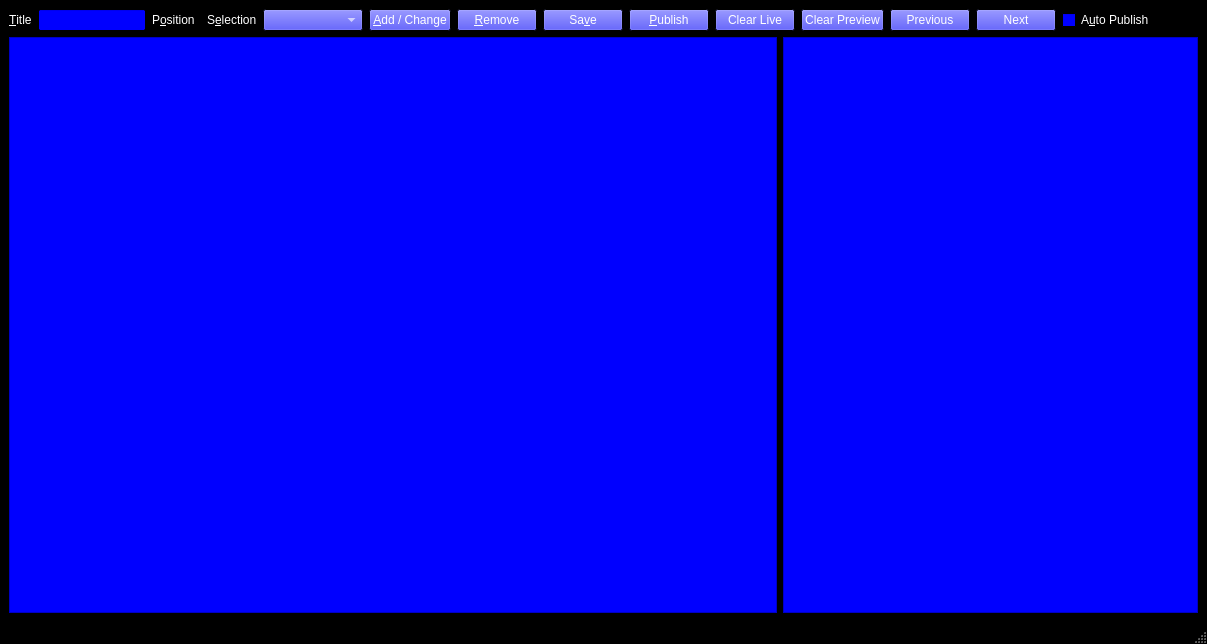
derlucas/4.48_psychosis, file texter/texter/texter.ui: the form before one commit.
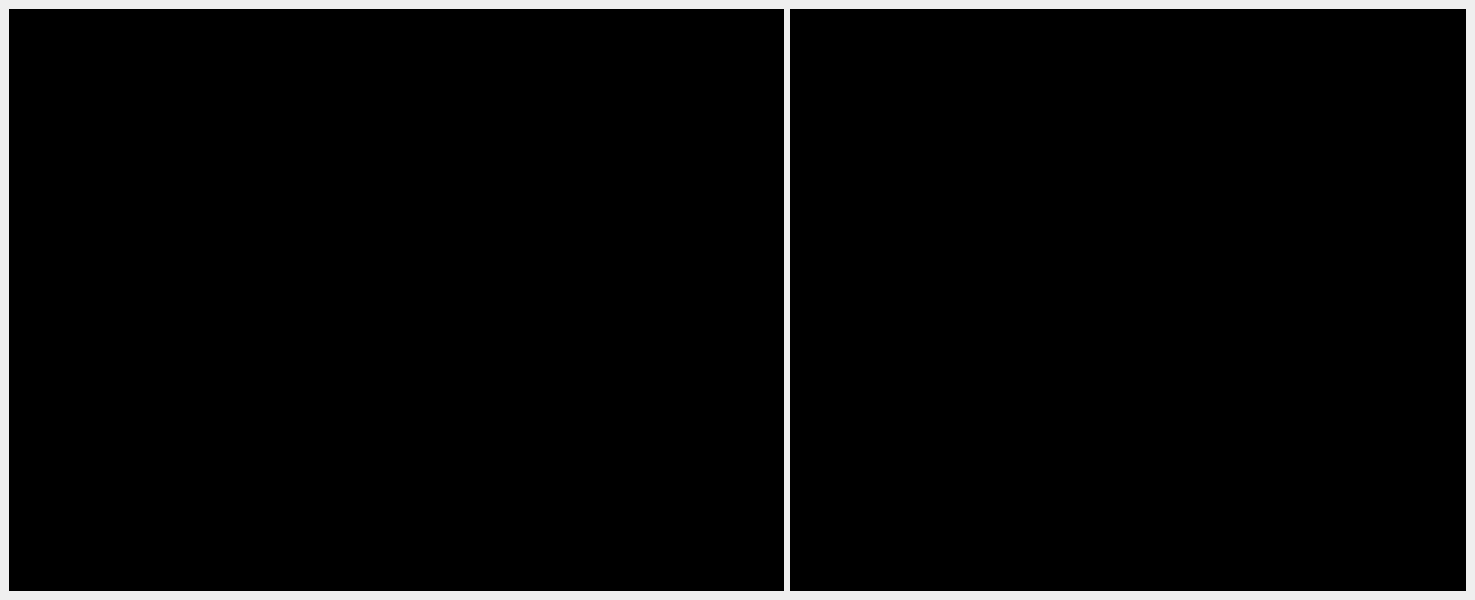
The form after the commit. Icons and pictures are not drawn. Custom widgets are drawn as their Qt base class.

Patch:
```diff
--- a/texter/texter/texter.ui
+++ b/texter/texter/texter.ui
@@ -6,67 +6,13 @@
    <rect>
     <x>0</x>
     <y>0</y>
-    <width>1207</width>
-    <height>634</height>
+    <width>1475</width>
+    <height>592</height>
    </rect>
   </property>
   <property name="palette">
    <palette>
     <active>
-     <colorrole role="WindowText">
-      <brush brushstyle="SolidPattern">
-       <color alpha="255">
-        <red>255</red>
-        <green>255</green>
-        <blue>255</blue>
-       </color>
-      </brush>
-     </colorrole>
-     <colorrole role="Button">
-      <brush brushstyle="SolidPattern">
-       <color alpha="255">
-        <red>0</red>
-        <green>0</green>
-        <blue>255</blue>
-       </color>
-      </brush>
-     </colorrole>
-     <colorrole role="Light">
-      <brush brushstyle="SolidPattern">
-       <color alpha="255">
-        <red>0</red>
-        <green>0</green>
-        <blue>0</blue>
-       </color>
-      </brush>
-     </colorrole>
-     <colorrole role="Midlight">
-      <brush brushstyle="SolidPattern">
-       <color alpha="255">
-        <red>0</red>
-        <green>0</green>
-        <blue>0</blue>
-       </color>
-      </brush>
-     </colorrole>
-     <colorrole role="Dark">
-      <brush brushstyle="SolidPattern">
-       <color alpha="255">
-        <red>0</red>
-        <green>0</green>
-        <blue>0</blue>
-       </color>
-      </brush>
-     </colorrole>
-     <colorrole role="Mid">
-      <brush brushstyle="SolidPattern">
-       <color alpha="255">
-        <red>0</red>
-        <green>0</green>
-        <blue>0</blue>
-       </color>
-      </brush>
-     </colorrole>
      <colorrole role="Text">
       <brush brushstyle="SolidPattern">
        <color alpha="255">
@@ -76,70 +22,7 @@
        </color>
       </brush>
      </colorrole>
-     <colorrole role="BrightText">
-      <brush brushstyle="SolidPattern">
-       <color alpha="255">
-        <red>255</red>
-        <green>255</green>
-        <blue>255</blue>
-       </color>
-      </brush>
-     </colorrole>
-     <colorrole role="ButtonText">
-      <brush brushstyle="SolidPattern">
-       <color alpha="255">
-        <red>255</red>
-        <green>255</green>
-        <blue>255</blue>
-       </color>
-      </brush>
-     </colorrole>
      <colorrole role="Base">
-      <brush brushstyle="SolidPattern">
-       <color alpha="255">
-        <red>0</red>
-        <green>0</green>
-        <blue>255</blue>
-       </color>
-      </brush>
-     </colorrole>
-     <colorrole role="Window">
-      <brush brushstyle="SolidPattern">
-       <color alpha="255">
-        <red>0</red>
-        <green>0</green>
-        <blue>0</blue>
-       </color>
-      </brush>
-     </colorrole>
-     <colorrole role="Shadow">
-      <brush brushstyle="SolidPattern">
-       <color alpha="255">
-        <red>0</red>
-        <green>0</green>
-        <blue>0</blue>
-       </color>
-      </brush>
-     </colorrole>
-     <colorrole role="AlternateBase">
-      <brush brushstyle="SolidPattern">
-       <color alpha="255">
-        <red>0</red>
-        <green>0</green>
-        <blue>0</blue>
-       </color>
-      </brush>
-     </colorrole>
-     <colorrole role="ToolTipBase">
-      <brush brushstyle="SolidPattern">
-       <color alpha="255">
-        <red>255</red>
-        <green>255</green>
-        <blue>220</blue>
-       </color>
-      </brush>
-     </colorrole>
-     <colorrole role="ToolTipText">
       <brush brushstyle="SolidPattern">
        <color alpha="255">
         <red>0</red>
@@ -150,60 +33,6 @@
      </colorrole>
     </active>
     <inactive>
-     <colorrole role="WindowText">
-      <brush brushstyle="SolidPattern">
-       <color alpha="255">
-        <red>255</red>
-        <green>255</green>
-        <blue>255</blue>
-       </color>
-      </brush>
-     </colorrole>
-     <colorrole role="Button">
-      <brush brushstyle="SolidPattern">
-       <color alpha="255">
-        <red>0</red>
-        <green>0</green>
-        <blue>255</blue>
-       </color>
-      </brush>
-     </colorrole>
-     <colorrole role="Light">
-      <brush brushstyle="SolidPattern">
-       <color alpha="255">
-        <red>0</red>
-        <green>0</green>
-        <blue>0</blue>
-       </color>
-      </brush>
-     </colorrole>
-     <colorrole role="Midlight">
-      <brush brushstyle="SolidPattern">
-       <color alpha="255">
-        <red>0</red>
-        <green>0</green>
-        <blue>0</blue>
-       </color>
-      </brush>
-     </colorrole>
-     <colorrole role="Dark">
-      <brush brushstyle="SolidPattern">
-       <color alpha="255">
-        <red>0</red>
-        <green>0</green>
-        <blue>0</blue>
-       </color>
-      </brush>
-     </colorrole>
-     <colorrole role="Mid">
-      <brush brushstyle="SolidPattern">
-       <color alpha="255">
-        <red>0</red>
-        <green>0</green>
-        <blue>0</blue>
-       </color>
-      </brush>
-     </colorrole>
      <colorrole role="Text">
       <brush brushstyle="SolidPattern">
        <color alpha="255">
@@ -213,70 +42,7 @@
        </color>
       </brush>
      </colorrole>
-     <colorrole role="BrightText">
-      <brush brushstyle="SolidPattern">
-       <color alpha="255">
-        <red>255</red>
-        <green>255</green>
-        <blue>255</blue>
-       </color>
-      </brush>
-     </colorrole>
-     <colorrole role="ButtonText">
-      <brush brushstyle="SolidPattern">
-       <color alpha="255">
-        <red>255</red>
-        <green>255</green>
-        <blue>255</blue>
-       </color>
-      </brush>
-     </colorrole>
      <colorrole role="Base">
-      <brush brushstyle="SolidPattern">
-       <color alpha="255">
-        <red>0</red>
-        <green>0</green>
-        <blue>255</blue>
-       </color>
-      </brush>
-     </colorrole>
-     <colorrole role="Window">
-      <brush brushstyle="SolidPattern">
-       <color alpha="255">
-        <red>0</red>
-        <green>0</green>
-        <blue>0</blue>
-       </color>
-      </brush>
-     </colorrole>
-     <colorrole role="Shadow">
-      <brush brushstyle="SolidPattern">
-       <color alpha="255">
-        <red>0</red>
-        <green>0</green>
-        <blue>0</blue>
-       </color>
-      </brush>
-     </colorrole>
-     <colorrole role="AlternateBase">
-      <brush brushstyle="SolidPattern">
-       <color alpha="255">
-        <red>0</red>
-        <green>0</green>
-        <blue>0</blue>
-       </color>
-      </brush>
-     </colorrole>
-     <colorrole role="ToolTipBase">
-      <brush brushstyle="SolidPattern">
-       <color alpha="255">
-        <red>255</red>
-        <green>255</green>
-        <blue>220</blue>
-       </color>
-      </brush>
-     </colorrole>
-     <colorrole role="ToolTipText">
       <brush brushstyle="SolidPattern">
        <color alpha="255">
         <red>0</red>
@@ -287,338 +53,63 @@
      </colorrole>
     </inactive>
     <disabled>
-     <colorrole role="WindowText">
-      <brush brushstyle="SolidPattern">
-       <color alpha="255">
-        <red>0</red>
-        <green>0</green>
-        <blue>0</blue>
-       </color>
-      </brush>
-     </colorrole>
-     <colorrole role="Button">
-      <brush brushstyle="SolidPattern">
-       <color alpha="255">
-        <red>0</red>
-        <green>0</green>
-        <blue>255</blue>
-       </color>
-      </brush>
-     </colorrole>
-     <colorrole role="Light">
-      <brush brushstyle="SolidPattern">
-       <color alpha="255">
-        <red>0</red>
-        <green>0</green>
-        <blue>0</blue>
-       </color>
-      </brush>
-     </colorrole>
-     <colorrole role="Midlight">
-      <brush brushstyle="SolidPattern">
-       <color alpha="255">
-        <red>0</red>
-        <green>0</green>
-        <blue>0</blue>
-       </color>
-      </brush>
-     </colorrole>
-     <colorrole role="Dark">
-      <brush brushstyle="SolidPattern">
-       <color alpha="255">
-        <red>0</red>
-        <green>0</green>
-        <blue>0</blue>
-       </color>
-      </brush>
-     </colorrole>
-     <colorrole role="Mid">
-      <brush brushstyle="SolidPattern">
-       <color alpha="255">
-        <red>0</red>
-        <green>0</green>
-        <blue>0</blue>
-       </color>
-      </brush>
-     </colorrole>
      <colorrole role="Text">
       <brush brushstyle="SolidPattern">
        <color alpha="255">
-        <red>0</red>
-        <green>0</green>
-        <blue>0</blue>
-       </color>
-      </brush>
-     </colorrole>
-     <colorrole role="BrightText">
-      <brush brushstyle="SolidPattern">
-       <color alpha="255">
-        <red>255</red>
-        <green>255</green>
-        <blue>255</blue>
-       </color>
-      </brush>
-     </colorrole>
-     <colorrole role="ButtonText">
-      <brush brushstyle="SolidPattern">
-       <color alpha="255">
-        <red>0</red>
-        <green>0</green>
-        <blue>0</blue>
+        <red>169</red>
+        <green>167</green>
+        <blue>167</blue>
        </color>
       </brush>
      </colorrole>
      <colorrole role="Base">
       <brush brushstyle="SolidPattern">
        <color alpha="255">
-        <red>0</red>
-        <green>0</green>
-        <blue>0</blue>
-       </color>
-      </brush>
-     </colorrole>
-     <colorrole role="Window">
-      <brush brushstyle="SolidPattern">
-       <color alpha="255">
-        <red>0</red>
-        <green>0</green>
-        <blue>0</blue>
-       </color>
-      </brush>
-     </colorrole>
-     <colorrole role="Shadow">
-      <brush brushstyle="SolidPattern">
-       <color alpha="255">
-        <red>0</red>
-        <green>0</green>
-        <blue>0</blue>
-       </color>
-      </brush>
-     </colorrole>
-     <colorrole role="AlternateBase">
-      <brush brushstyle="SolidPattern">
-       <color alpha="255">
-        <red>0</red>
-        <green>0</green>
-        <blue>0</blue>
-       </color>
-      </brush>
-     </colorrole>
-     <colorrole role="ToolTipBase">
-      <brush brushstyle="SolidPattern">
-       <color alpha="255">
-        <red>255</red>
-        <green>255</green>
-        <blue>220</blue>
-       </color>
-      </brush>
-     </colorrole>
-     <colorrole role="ToolTipText">
-      <brush brushstyle="SolidPattern">
-       <color alpha="255">
-        <red>0</red>
-        <green>0</green>
-        <blue>0</blue>
+        <red>244</red>
+        <green>244</green>
+        <blue>244</blue>
        </color>
       </brush>
      </colorrole>
     </disabled>
    </palette>
   </property>
+  <property name="font">
+   <font>
+    <family>Helvetica</family>
+    <pointsize>7</pointsize>
+   </font>
+  </property>
   <property name="windowTitle">
    <string>4.48 Texter</string>
   </property>
   <widget class="QWidget" name="centralwidget">
    <layout class="QVBoxLayout" name="verticalLayout">
-    <item>
-     <layout class="QHBoxLayout" name="horizontalLayout_2">
-      <item>
-       <widget class="QLabel" name="label">
-        <property name="text">
-         <string>&amp;Title</string>
-        </property>
-        <property name="buddy">
-         <cstring>item_title</cstring>
-        </property>
-       </widget>
-      </item>
-      <item>
-       <widget class="QLineEdit" name="item_title">
-        <property name="minimumSize">
-         <size>
-          <width>100</width>
-          <height>0</height>
-         </size>
-        </property>
-       </widget>
-      </item>
-      <item>
-       <widget class="QLabel" name="label_2">
-        <property name="text">
-         <string>P&amp;osition</string>
-        </property>
-        <property name="buddy">
-         <cstring>item_position_input</cstring>
-        </property>
-       </widget>
-      </item>
-      <item>
-       <widget class="KIntNumInput" name="item_position_input">
-        <property name="maximumSize">
-         <size>
-          <width>50</width>
-          <height>16777215</height>
-         </size>
-        </property>
-       </widget>
-      </item>
-      <item>
-       <widget class="QLabel" name="label_3">
-        <property name="text">
-         <string>S&amp;election</string>
-        </property>
-        <property name="buddy">
-         <cstring>edit_item_selection</cstring>
-        </property>
-       </widget>
-      </item>
-      <item>
-       <widget class="QComboBox" name="edit_item_selection">
-        <property name="minimumSize">
-         <size>
-          <width>100</width>
-          <height>0</height>
-         </size>
-        </property>
-       </widget>
-      </item>
-      <item>
-       <widget class="QPushButton" name="add_button">
-        <property name="text">
-         <string>&amp;Add / Change</string>
-        </property>
-       </widget>
-      </item>
-      <item>
-       <widget class="QPushButton" name="remove_item_button">
-        <property name="text">
-         <string>&amp;Remove</string>
-        </property>
-       </widget>
-      </item>
-      <item>
-       <widget class="QPushButton" name="save_button">
-        <property name="text">
-         <string>Sa&amp;ve</string>
-        </property>
-       </widget>
-      </item>
-      <item>
-       <widget class="QPushButton" name="publish_button">
-        <property name="text">
-         <string>&amp;Publish</string>
-        </property>
-        <property name="checkable">
-         <bool>false</bool>
-        </property>
-       </widget>
-      </item>
-      <item>
-       <widget class="QPushButton" name="clear_live_button">
-        <property name="text">
-         <string>Clear Live</string>
-        </property>
-       </widget>
-      </item>
-      <item>
-       <widget class="QPushButton" name="clear_preview_button">
-        <property name="text">
-         <string>Clear Preview</string>
-        </property>
-       </widget>
-      </item>
-      <item>
-       <widget class="QPushButton" name="previous_button">
-        <property name="text">
-         <string>Previous</string>
-        </property>
-       </widget>
-      </item>
-      <item>
-       <widget class="QPushButton" name="next_button">
-        <property name="text">
-         <string>Next</string>
-        </property>
-        <property name="shortcut">
-         <string comment=" "/>
-        </property>
-       </widget>
-      </item>
-      <item>
-       <widget class="QCheckBox" name="auto_publish_checkbox">
-        <property name="text">
-         <string>A&amp;uto Publish</string>
-        </property>
-       </widget>
-      </item>
-      <item>
-       <spacer name="horizontalSpacer">
-        <property name="orientation">
-         <enum>Qt::Horizontal</enum>
-        </property>
-        <property name="sizeHint" stdset="0">
-         <size>
-          <width>40</width>
-          <height>20</height>
-         </size>
-        </property>
-       </spacer>
-      </item>
-     </layout>
-    </item>
     <item>
      <layout class="QHBoxLayout" name="horizontalLayout">
       <item>
        <widget class="KRichTextWidget" name="live_text">
         <property name="minimumSize">
          <size>
-          <width>768</width>
-          <height>576</height>
+          <width>775</width>
+          <height>582</height>
          </size>
         </property>
         <property name="maximumSize">
          <size>
-          <width>768</width>
-          <height>576</height>
+          <width>775</width>
+          <height>582</height>
          </size>
         </property>
         <property name="palette">
          <palette>
           <active>
-           <colorrole role="WindowText">
-            <brush brushstyle="SolidPattern">
-             <color alpha="255">
-              <red>255</red>
-              <green>255</green>
-              <blue>255</blue>
-             </color>
-            </brush>
-           </colorrole>
-           <colorrole role="Text">
-            <brush brushstyle="SolidPattern">
-             <color alpha="255">
-              <red>255</red>
-              <green>255</green>
-              <blue>255</blue>
-             </color>
-            </brush>
-           </colorrole>
            <colorrole role="Base">
             <brush brushstyle="SolidPattern">
              <color alpha="255">
               <red>0</red>
               <green>0</green>
-              <blue>255</blue>
+              <blue>0</blue>
              </color>
             </brush>
            </colorrole>
@@ -627,36 +118,36 @@
              <color alpha="255">
               <red>0</red>
               <green>0</green>
+              <blue>0</blue>
+             </color>
+            </brush>
+           </colorrole>
+           <colorrole role="Highlight">
+            <brush brushstyle="SolidPattern">
+             <color alpha="255">
+              <red>0</red>
+              <green>0</green>
+              <blue>0</blue>
+             </color>
+            </brush>
+           </colorrole>
+           <colorrole role="Link">
+            <brush brushstyle="SolidPattern">
+             <color alpha="255">
+              <red>255</red>
+              <green>255</green>
               <blue>255</blue>
              </color>
             </brush>
            </colorrole>
           </active>
           <inactive>
-           <colorrole role="WindowText">
-            <brush brushstyle="SolidPattern">
-             <color alpha="255">
-              <red>255</red>
-              <green>255</green>
-              <blue>255</blue>
-             </color>
-            </brush>
-           </colorrole>
-           <colorrole role="Text">
-            <brush brushstyle="SolidPattern">
-             <color alpha="255">
-              <red>255</red>
-              <green>255</green>
-              <blue>255</blue>
-             </color>
-            </brush>
-           </colorrole>
            <colorrole role="Base">
             <brush brushstyle="SolidPattern">
              <color alpha="255">
               <red>0</red>
               <green>0</green>
-              <blue>255</blue>
+              <blue>0</blue>
              </color>
             </brush>
            </colorrole>
@@ -665,36 +156,36 @@
              <color alpha="255">
               <red>0</red>
               <green>0</green>
+              <blue>0</blue>
+             </color>
+            </brush>
+           </colorrole>
+           <colorrole role="Highlight">
+            <brush brushstyle="SolidPattern">
+             <color alpha="255">
+              <red>0</red>
+              <green>0</green>
+              <blue>0</blue>
+             </color>
+            </brush>
+           </colorrole>
+           <colorrole role="Link">
+            <brush brushstyle="SolidPattern">
+             <color alpha="255">
+              <red>255</red>
+              <green>255</green>
               <blue>255</blue>
              </color>
             </brush>
            </colorrole>
           </inactive>
           <disabled>
-           <colorrole role="WindowText">
-            <brush brushstyle="SolidPattern">
-             <color alpha="255">
-              <red>128</red>
-              <green>125</green>
-              <blue>123</blue>
-             </color>
-            </brush>
-           </colorrole>
-           <colorrole role="Text">
-            <brush brushstyle="SolidPattern">
-             <color alpha="255">
-              <red>128</red>
-              <green>125</green>
-              <blue>123</blue>
-             </color>
-            </brush>
-           </colorrole>
            <colorrole role="Base">
             <brush brushstyle="SolidPattern">
              <color alpha="255">
               <red>0</red>
               <green>0</green>
-              <blue>255</blue>
+              <blue>0</blue>
              </color>
             </brush>
            </colorrole>
@@ -703,6 +194,24 @@
              <color alpha="255">
               <red>0</red>
               <green>0</green>
+              <blue>0</blue>
+             </color>
+            </brush>
+           </colorrole>
+           <colorrole role="Highlight">
+            <brush brushstyle="SolidPattern">
+             <color alpha="255">
+              <red>0</red>
+              <green>0</green>
+              <blue>0</blue>
+             </color>
+            </brush>
+           </colorrole>
+           <colorrole role="Link">
+            <brush brushstyle="SolidPattern">
+             <color alpha="255">
+              <red>255</red>
+              <green>255</green>
               <blue>255</blue>
              </color>
             </brush>
@@ -710,14 +219,14 @@
           </disabled>
          </palette>
         </property>
-        <property name="font">
-         <font>
-          <family>Monospace</family>
-          <pointsize>22</pointsize>
-         </font>
-        </property>
         <property name="autoFillBackground">
-         <bool>true</bool>
+         <bool>false</bool>
+        </property>
+        <property name="verticalScrollBarPolicy">
+         <enum>Qt::ScrollBarAlwaysOff</enum>
+        </property>
+        <property name="horizontalScrollBarPolicy">
+         <enum>Qt::ScrollBarAlwaysOff</enum>
         </property>
         <property name="acceptRichText">
          <bool>true</bool>
@@ -729,45 +238,33 @@
       </item>
       <item>
        <widget class="KRichTextWidget" name="preview_text">
+        <property name="sizePolicy">
+         <sizepolicy hsizetype="Expanding" vsizetype="Expanding">
+          <horstretch>10</horstretch>
+          <verstretch>0</verstretch>
+         </sizepolicy>
+        </property>
         <property name="minimumSize">
          <size>
-          <width>400</width>
-          <height>576</height>
+          <width>300</width>
+          <height>582</height>
          </size>
         </property>
         <property name="maximumSize">
          <size>
-          <width>768</width>
-          <height>576</height>
+          <width>775</width>
+          <height>582</height>
          </size>
         </property>
         <property name="palette">
          <palette>
           <active>
-           <colorrole role="WindowText">
-            <brush brushstyle="SolidPattern">
-             <color alpha="255">
-              <red>255</red>
-              <green>255</green>
-              <blue>255</blue>
-             </color>
-            </brush>
-           </colorrole>
-           <colorrole role="Text">
-            <brush brushstyle="SolidPattern">
-             <color alpha="255">
-              <red>255</red>
-              <green>255</green>
-              <blue>255</blue>
-             </color>
-            </brush>
-           </colorrole>
            <colorrole role="Base">
             <brush brushstyle="SolidPattern">
              <color alpha="255">
               <red>0</red>
               <green>0</green>
-              <blue>255</blue>
+              <blue>0</blue>
              </color>
             </brush>
            </colorrole>
@@ -776,36 +273,18 @@
              <color alpha="255">
               <red>0</red>
               <green>0</green>
-              <blue>255</blue>
+              <blue>0</blue>
              </color>
             </brush>
            </colorrole>
           </active>
           <inactive>
-           <colorrole role="WindowText">
-            <brush brushstyle="SolidPattern">
-             <color alpha="255">
-              <red>255</red>
-              <green>255</green>
-              <blue>255</blue>
-             </color>
-            </brush>
-           </colorrole>
-           <colorrole role="Text">
-            <brush brushstyle="SolidPattern">
-             <color alpha="255">
-              <red>255</red>
-              <green>255</green>
-              <blue>255</blue>
-             </color>
-            </brush>
-           </colorrole>
            <colorrole role="Base">
             <brush brushstyle="SolidPattern">
              <color alpha="255">
               <red>0</red>
               <green>0</green>
-              <blue>255</blue>
+              <blue>0</blue>
              </color>
             </brush>
            </colorrole>
@@ -814,36 +293,18 @@
              <color alpha="255">
               <red>0</red>
               <green>0</green>
-              <blue>255</blue>
+              <blue>0</blue>
              </color>
             </brush>
            </colorrole>
           </inactive>
           <disabled>
-           <colorrole role="WindowText">
-            <brush brushstyle="SolidPattern">
-             <color alpha="255">
-              <red>128</red>
-              <green>125</green>
-              <blue>123</blue>
-             </color>
-            </brush>
-           </colorrole>
-           <colorrole role="Text">
-            <brush brushstyle="SolidPattern">
-             <color alpha="255">
-              <red>128</red>
-              <green>125</green>
-              <blue>123</blue>
-             </color>
-            </brush>
-           </colorrole>
            <colorrole role="Base">
             <brush brushstyle="SolidPattern">
              <color alpha="255">
               <red>0</red>
               <green>0</green>
-              <blue>255</blue>
+              <blue>0</blue>
              </color>
             </brush>
            </colorrole>
@@ -852,24 +313,18 @@
              <color alpha="255">
               <red>0</red>
               <green>0</green>
-              <blue>255</blue>
+              <blue>0</blue>
              </color>
             </brush>
            </colorrole>
           </disabled>
          </palette>
         </property>
-        <property name="font">
-         <font>
-          <family>Monospace</family>
-          <pointsize>22</pointsize>
-         </font>
-        </property>
-        <property name="contextMenuPolicy">
-         <enum>Qt::ActionsContextMenu</enum>
+        <property name="toolTip">
+         <string>preview text</string>
         </property>
         <property name="autoFillBackground">
-         <bool>true</bool>
+         <bool>false</bool>
         </property>
         <property name="frameShape">
          <enum>QFrame::StyledPanel</enum>
@@ -886,7 +341,6 @@
     </item>
    </layout>
   </widget>
-  <widget class="QStatusBar" name="statusbar"/>
  </widget>
  <customwidgets>
   <customwidget>
@@ -904,11 +358,6 @@
    <extends>KRichTextEdit</extends>
    <header>krichtextwidget.h</header>
   </customwidget>
-  <customwidget>
-   <class>KIntNumInput</class>
-   <extends>QWidget</extends>
-   <header>knuminput.h</header>
-  </customwidget>
  </customwidgets>
  <tabstops>
   <tabstop>item_title</tabstop>
```
Left out of the diff: 19 changed lines with no effect on the pictures.
